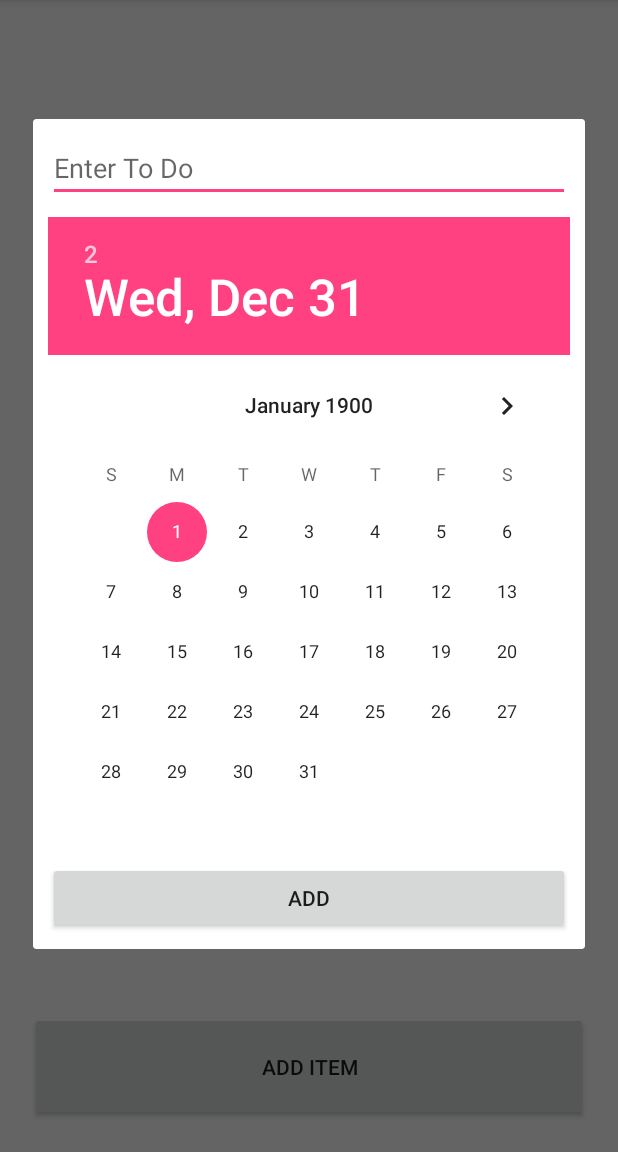
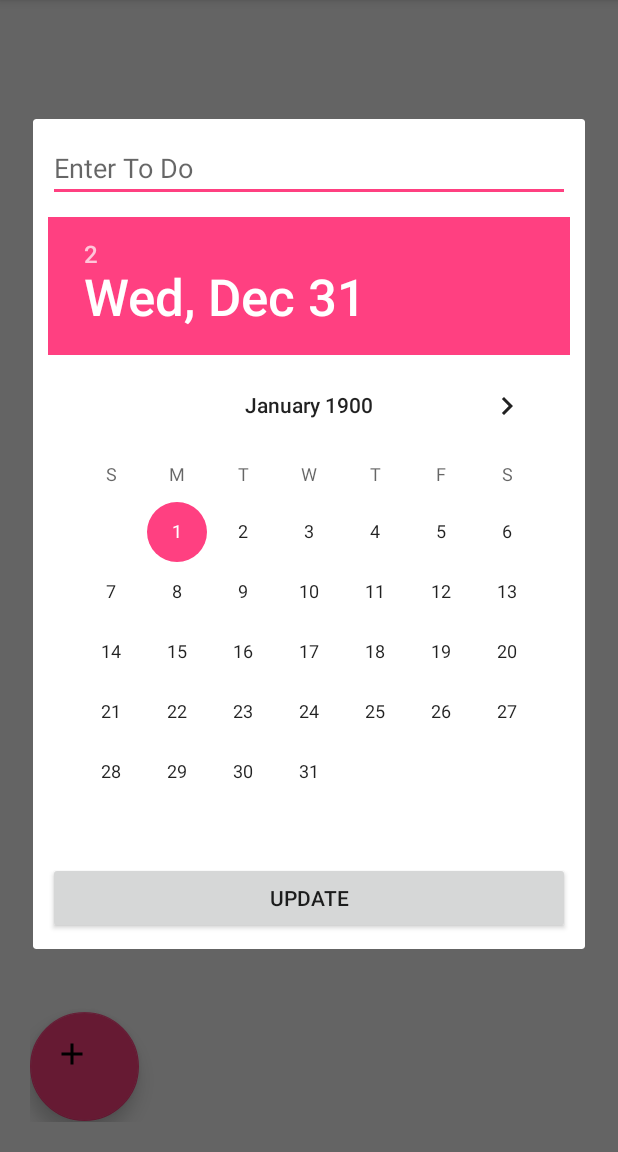
Before and after one commit to rgoel2/Android-Class-Examples, an Android app: the fragment UpdateToDoFragment placed in its activity, on a phone screen of 412 x 824 dp, the part 84-1236 px from its top. Run offline under Robolectric (Android 15) with nearby library versions, the phone set to English and light mode, and no system bars; 5 statements that could not run were skipped.

```diff
--- a/ToDoList/app/build.gradle
+++ b/ToDoList/app/build.gradle
@@ -27,5 +27,6 @@ dependencies {
     compile 'com.android.support:appcompat-v7:25.3.1'
     compile 'com.android.support.constraint:constraint-layout:1.0.0-beta4'
     compile 'com.android.support:recyclerview-v7:25.3.1'
+    compile 'com.android.support:design:25.3.1'
     testCompile 'junit:junit:4.12'
 }
--- a/ToDoList/app/src/main/AndroidManifest.xml
+++ b/ToDoList/app/src/main/AndroidManifest.xml
@@ -12,11 +12,9 @@
         <activity android:name=".MainActivity">
             <intent-filter>
                 <action android:name="android.intent.action.MAIN" />
-
                 <category android:name="android.intent.category.LAUNCHER" />
             </intent-filter>
         </activity>
-        <activity android:name=".ToDoAdder"></activity>
     </application>
 
 </manifest>
--- a/ToDoList/app/src/main/java/com/sargent/mark/todolist/MainActivity.java
+++ b/ToDoList/app/src/main/java/com/sargent/mark/todolist/MainActivity.java
@@ -4,6 +4,7 @@ import android.content.ContentValues;
 import android.database.Cursor;
 import android.database.sqlite.SQLiteDatabase;
 import android.support.annotation.Nullable;
+import android.support.design.widget.FloatingActionButton;
 import android.support.v4.app.FragmentManager;
 import android.support.v7.app.AppCompatActivity;
 import android.os.Bundle;
@@ -21,7 +22,7 @@ import com.sargent.mark.todolist.data.DBHelper;
 public class MainActivity extends AppCompatActivity implements AddToDoFragment.OnDialogCloseListener, UpdateToDoFragment.OnUpdateDialogCloseListener{
 
     private RecyclerView rv;
-    private Button button;
+    private FloatingActionButton button;
     private DBHelper helper;
     private Cursor cursor;
     private SQLiteDatabase db;
@@ -33,7 +34,7 @@ public class MainActivity extends AppCompatActivity implements AddToDoFragment.O
         super.onCreate(savedInstanceState);
         setContentView(R.layout.activity_main);
         Log.d(TAG, "oncreate called in main activity");
-        button = (Button) findViewById(R.id.addToDo);
+        button = (FloatingActionButton) findViewById(R.id.addToDo);
         button.setOnClickListener(new View.OnClickListener() {
             @Override
             public void onClick(View v) {
--- a/ToDoList/app/src/main/java/com/sargent/mark/todolist/UpdateToDoFragment.java
+++ b/ToDoList/app/src/main/java/com/sargent/mark/todolist/UpdateToDoFragment.java
@@ -64,7 +64,7 @@ public class UpdateToDoFragment extends DialogFragment {
 
         toDo.setText(description);
 
-
+        add.setText("Update");
         add.setOnClickListener(new View.OnClickListener() {
             @Override
             public void onClick(View v) {
--- a/ToDoList/app/src/main/res/layout/activity_main.xml
+++ b/ToDoList/app/src/main/res/layout/activity_main.xml
@@ -15,11 +15,12 @@
         android:layout_height="0dip"
         android:layout_weight=".90" />
 
-    <Button
+    <android.support.design.widget.FloatingActionButton
         android:id="@+id/addToDo"
         android:layout_width="match_parent"
         android:layout_height="0dip"
         android:layout_weight=".10"
-        android:text="Add Item" />
+        android:text="Add Item"
+        android:src="@drawable/ic_add_black_48dp"/>
 
 </LinearLayout>
--- a/ToDoList/app/src/main/res/values/styles.xml
+++ b/ToDoList/app/src/main/res/values/styles.xml
@@ -6,6 +6,8 @@
         <item name="colorPrimary">@color/colorPrimary</item>
         <item name="colorPrimaryDark">@color/colorPrimaryDark</item>
         <item name="colorAccent">@color/colorAccent</item>
+
     </style>
 
+
 </resources>
```
Also changed, not shown: ToDoList/app/src/main/res/drawable-hdpi/ic_add_black_48dp.png (added), ToDoList/app/src/main/res/drawable-mdpi/ic_add_black_48dp.png (added), ToDoList/app/src/main/res/drawable-xhdpi/ic_add_black_48dp.png (added), ToDoList/app/src/main/res/drawable-xxhdpi/ic_add_black_48dp.png (added), ToDoList/app/src/main/res/drawable-xxxhdpi/ic_add_black_48dp.png (added), ToDoList/app/src/main/res/ic_add_black_48dp.png (added), 671 other files.
